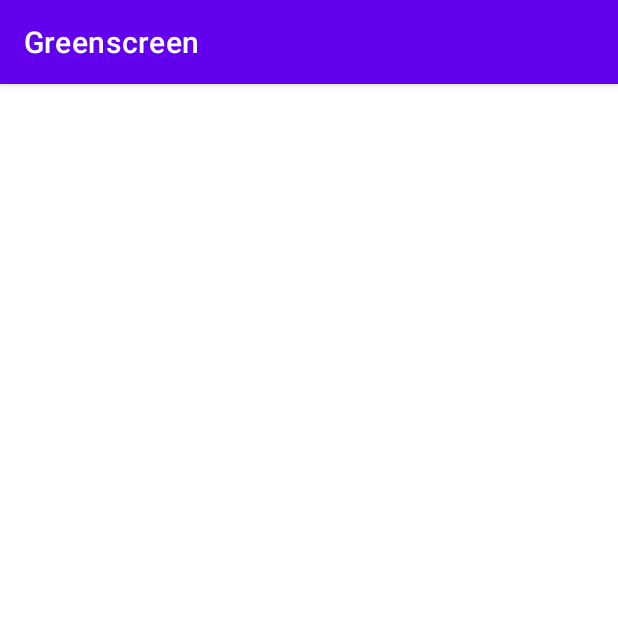
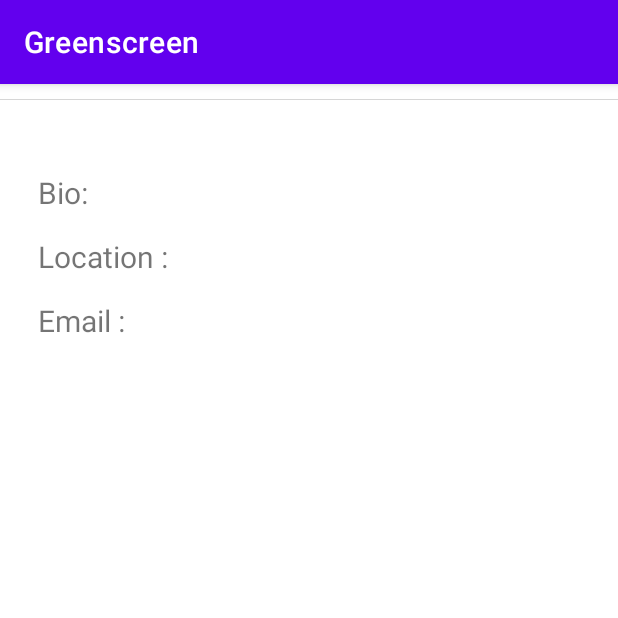
Before and after one commit to EveNyarango/Green-Screen, an Android app: the ProfileActivity screen opened directly, with no data from a screen before it, on a phone screen of 412 x 824 dp, the top half of it. Run offline under Robolectric (Android 15) with nearby library versions, the phone set to English and light mode, and no system bars; our stand-ins replace Picasso; pictures from the network do not load.

Commit message:
add profile activity

```diff
--- a/app/src/main/java/com/example/greenscreen/adapters/ProfileAdapter.java
+++ b/app/src/main/java/com/example/greenscreen/adapters/ProfileAdapter.java
@@ -168,9 +168,11 @@ holder.profileBio.setText(profileListed.get(position).getBio());
         public ProfileHolder(@NonNull View v) {
             super(v);
             cardView = v.findViewById(R.id.cvProfile);
-            profileUsername = v.findViewById(R.id.ivImageurl);
+            profileUsername = v.findViewById(R.id.tvUsername);
             profileBio = v.findViewById(R.id.tvBio);
+            image = v.findViewById(R.id.ivImageurl);
         }
+
     }
 
 }
--- a/app/src/main/java/com/example/greenscreen/ui/ProfileActivity.java
+++ b/app/src/main/java/com/example/greenscreen/ui/ProfileActivity.java
@@ -3,14 +3,35 @@ package com.example.greenscreen.ui;
 import androidx.appcompat.app.AppCompatActivity;
 
 import android.os.Bundle;
+import android.widget.ImageView;
+import android.widget.TextView;
 
 import com.example.greenscreen.R;
+import com.squareup.picasso.Picasso;
 
 public class ProfileActivity extends AppCompatActivity {
+    ImageView ivImageurl;
+    TextView tvUsername, tvBio, tvEmail;
 
     @Override
     protected void onCreate(Bundle savedInstanceState) {
         super.onCreate(savedInstanceState);
         setContentView(R.layout.activity_profile);
+
+        tvUsername = findViewById(R.id.tvUsername);
+        tvBio = findViewById(R.id.tvBio);
+        tvEmail = findViewById(R.id.tvEmail);
+
+        ivImageurl = findViewById(R.id.ivImageurl);
+
+        String username = getIntent().getStringExtra("username");
+        String bio = getIntent().getStringExtra("bio");
+        String email = getIntent().getStringExtra("email");
+
+        tvUsername.setText(username);
+        tvBio.setText(bio);
+        tvEmail.setText(email);
+
+        Picasso.with(getApplicationContext()).load(getIntent().getStringExtra("imageurl")).into(ivImageurl);
     }
 }
--- a/app/src/main/res/layout/activity_profile.xml
+++ b/app/src/main/res/layout/activity_profile.xml
@@ -1,9 +1,133 @@
 <?xml version="1.0" encoding="utf-8"?>
-<androidx.constraintlayout.widget.ConstraintLayout xmlns:android="http://schemas.android.com/apk/res/android"
+<LinearLayout xmlns:android="http://schemas.android.com/apk/res/android"
     xmlns:app="http://schemas.android.com/apk/res-auto"
     xmlns:tools="http://schemas.android.com/tools"
     android:layout_width="match_parent"
     android:layout_height="match_parent"
     tools:context=".ui.ProfileActivity">
 
-</androidx.constraintlayout.widget.ConstraintLayout>
+
+    <androidx.core.widget.NestedScrollView
+        android:layout_width="match_parent"
+        android:layout_height="match_parent">
+
+
+        <LinearLayout
+            android:layout_width="match_parent"
+            android:layout_height="match_parent"
+            android:layout_marginTop="10dp"
+            android:orientation="vertical"
+            tools:layout_editor_absoluteX="137dp"
+            tools:layout_editor_absoluteY="32dp">
+
+            <ImageView
+                android:id="@+id/ivImageurl"
+                android:layout_width="match_parent"
+                android:layout_height="wrap_content"
+                android:layout_gravity="center" />
+
+            <TextView
+                android:id="@+id/tvUsername"
+                android:layout_width="wrap_content"
+                android:layout_height="wrap_content"
+                android:layout_gravity="center"
+                android:layout_marginTop="5dp"
+                android:textSize="20sp" />
+
+            <LinearLayout
+                android:layout_width="wrap_content"
+                android:layout_height="wrap_content"
+                android:layout_marginStart="15dp"
+                android:layout_marginTop="15dp"
+                android:orientation="horizontal"
+                android:layout_marginLeft="15dp">
+
+
+
+
+                <TextView
+                    android:layout_width="wrap_content"
+                    android:layout_height="wrap_content"
+                    android:layout_gravity="center"
+                    android:layout_marginStart="10dp"
+                    android:layout_marginEnd="10dp"
+                    android:text="Bio: "
+                    android:textSize="20sp" />
+
+                <TextView
+                    android:id="@+id/tvBio"
+                    android:layout_width="wrap_content"
+                    android:layout_height="wrap_content"
+                    android:layout_gravity="center"
+                    android:layout_marginStart="10dp"
+                    android:layout_marginEnd="10dp"
+                    android:textSize="20sp"
+                    android:textStyle="bold" />
+            </LinearLayout>
+
+            <LinearLayout
+                android:layout_width="wrap_content"
+                android:layout_height="wrap_content"
+                android:layout_marginLeft="15dp"
+                android:layout_marginTop="15dp"
+                android:orientation="horizontal">
+
+
+
+
+                <TextView
+                    android:layout_width="wrap_content"
+                    android:layout_height="wrap_content"
+                    android:layout_gravity="center"
+                    android:layout_marginStart="10dp"
+                    android:layout_marginEnd="10dp"
+                    android:text="Location : "
+                    android:textSize="20sp" />
+
+                <TextView
+                    android:id="@+id/tvLocation"
+                    android:layout_width="wrap_content"
+                    android:layout_height="wrap_content"
+                    android:layout_gravity="center"
+                    android:layout_marginStart="10dp"
+                    android:layout_marginEnd="10dp"
+                    android:textSize="20sp"
+                    android:textStyle="bold" />
+            </LinearLayout>
+
+            <LinearLayout
+                android:layout_width="wrap_content"
+                android:layout_height="wrap_content"
+                android:layout_marginLeft="15dp"
+                android:layout_marginTop="15dp"
+                android:orientation="horizontal">
+
+
+
+                <TextView
+                    android:layout_width="wrap_content"
+                    android:layout_height="wrap_content"
+                    android:layout_gravity="center"
+                    android:layout_marginStart="10dp"
+                    android:layout_marginEnd="10dp"
+                    android:text="Email : "
+                    android:textSize="20sp" />
+
+                <TextView
+                    android:id="@+id/tvEmail"
+                    android:layout_width="wrap_content"
+                    android:layout_height="wrap_content"
+                    android:layout_gravity="center"
+                    android:layout_marginStart="10dp"
+                    android:layout_marginEnd="10dp"
+                    android:textSize="20sp"
+                    android:textStyle="bold" />
+            </LinearLayout>
+
+
+
+        </LinearLayout>
+
+    </androidx.core.widget.NestedScrollView>
+
+</LinearLayout>
```
